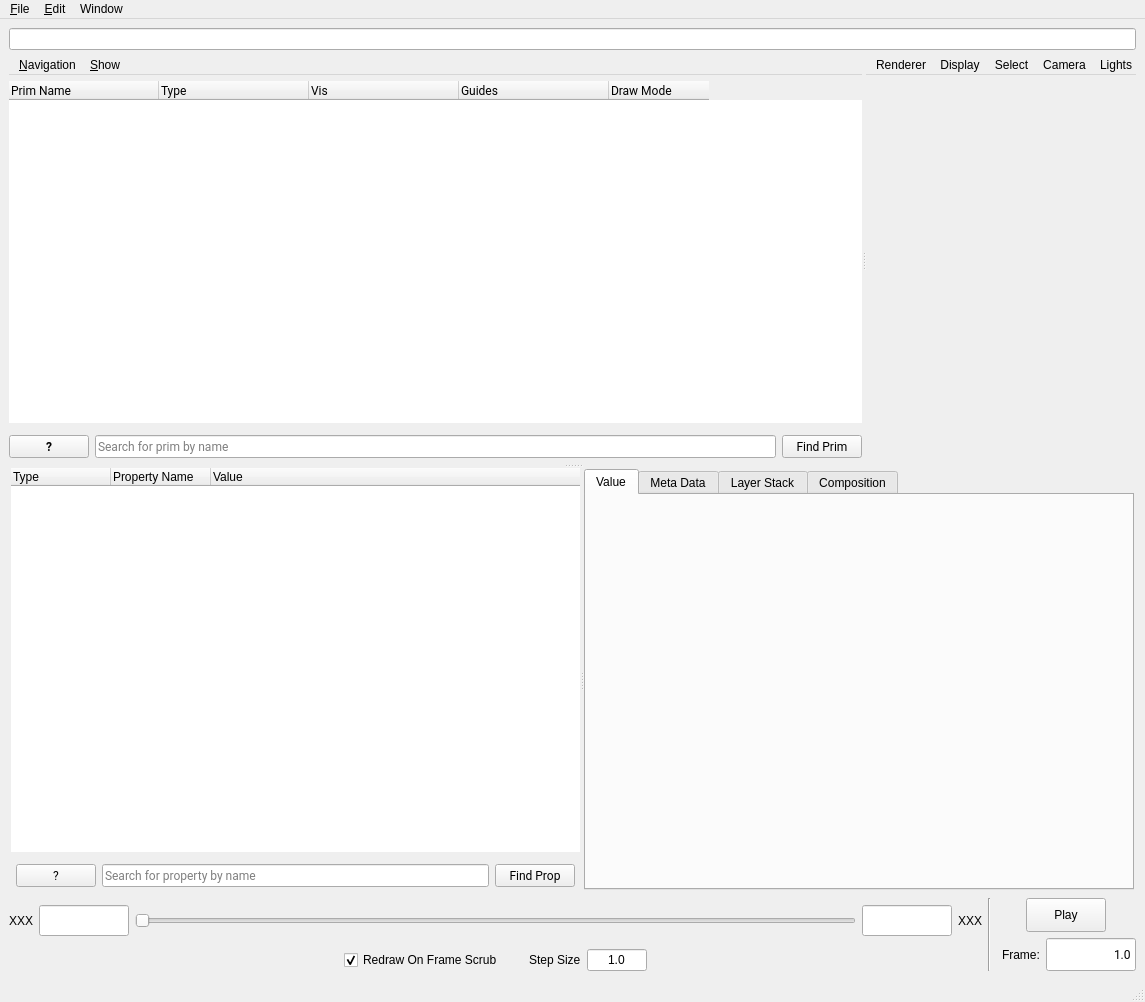
Old version of the form pxr/usdImaging/usdviewq/mainWindowUI.ui in the repository hmatsu-0227/OpenUSD.
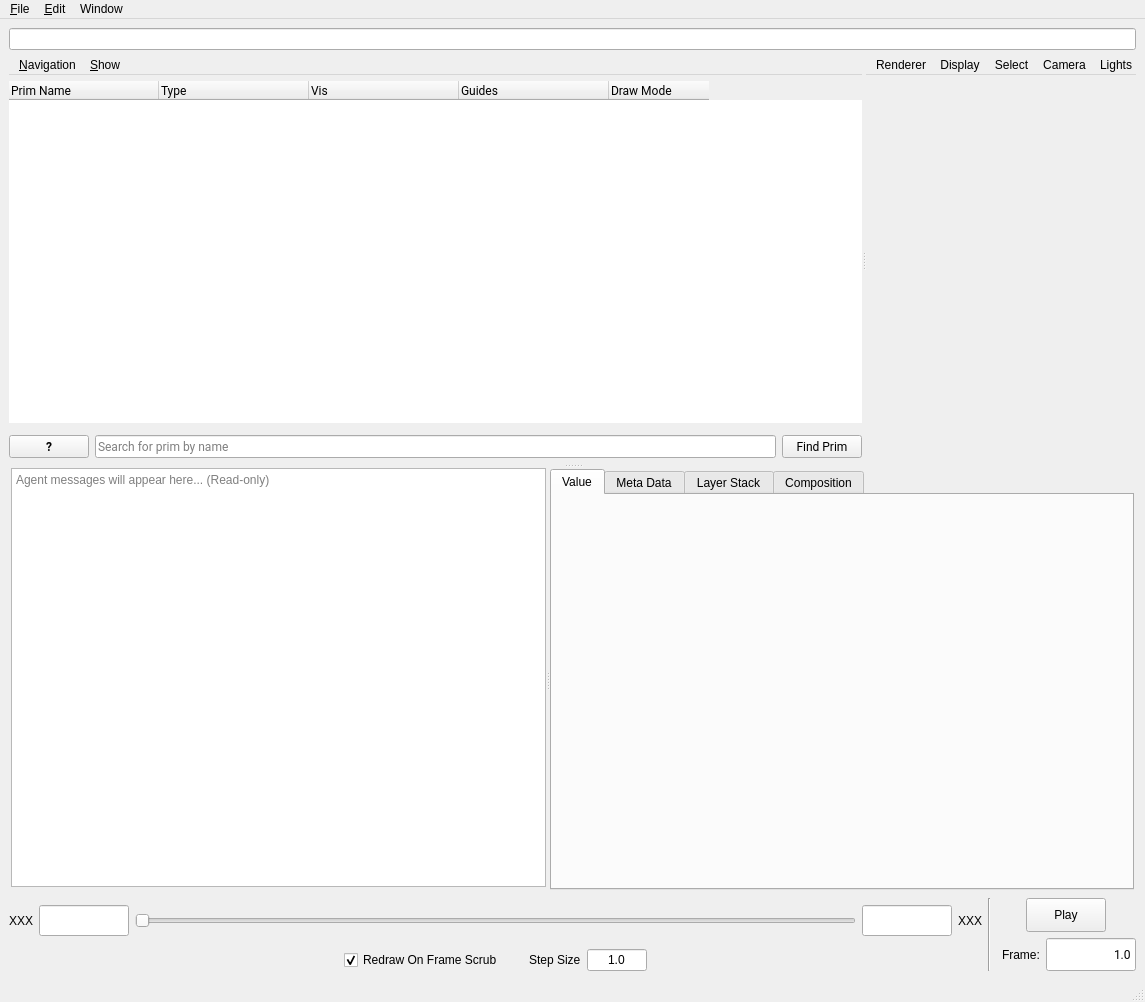
New version of the form. Custom widgets are drawn as their Qt base class.

Commit message: Change components of Agent Message Viewport.

Diff of the .ui file:
```diff
--- a/pxr/usdImaging/usdviewq/mainWindowUI.ui
+++ b/pxr/usdImaging/usdviewq/mainWindowUI.ui
@@ -643,163 +643,15 @@
           <number>5</number>
          </property>
          <item>
-          <widget class="QTreeWidget" name="agentMessage">
-           <property name="toolTip">
-            <string/>
-           </property>
-           <property name="styleSheet">
-            <string notr="true"/>
-           </property>
-           <property name="frameShape">
-            <enum>QFrame::NoFrame</enum>
-           </property>
-           <property name="frameShadow">
-            <enum>QFrame::Plain</enum>
-           </property>
-           <property name="alternatingRowColors">
+          <widget class="QTextEdit" name="agentMessage">
+           <property name="readOnly">
             <bool>true</bool>
            </property>
-           <property name="textElideMode">
-            <enum>Qt::ElideMiddle</enum>
+           <property name="placeholderText">
+            <string>Agent messages will appear here... (Read-only)</string>
            </property>
-           <property name="columnCount">
-            <number>3</number>
-           </property>
-           <column>
-            <property name="text">
-             <string>Type</string>
-            </property>
-           </column>
-           <column>
-            <property name="text">
-             <string>Property Name</string>
-            </property>
-           </column>
-           <column>
-            <property name="text">
-             <string>Value</string>
-            </property>
-           </column>
           </widget>
          </item>
-         <item>
-          <widget class="PropertyLegend" name="propertyLegendContainer" native="true"/>
-         </item>
-         <item>
-          <layout class="QHBoxLayout" name="propertyFindContainer" stretch="1,20,2">
-           <property name="leftMargin">
-            <number>5</number>
-           </property>
-           <property name="rightMargin">
-            <number>5</number>
-           </property>
-           <item>
-            <widget class="QPushButton" name="propertyLegendQButton">
-             <property name="sizePolicy">
-              <sizepolicy hsizetype="Preferred" vsizetype="Preferred">
-               <horstretch>0</horstretch>
-               <verstretch>0</verstretch>
-              </sizepolicy>
-             </property>
-             <property name="maximumSize">
-              <size>
-               <width>3200</width>
-               <height>3200</height>
-              </size>
-             </property>
-             <property name="font">
-              <font>
-               <family>Roboto</family>
-               <pointsize>9</pointsize>
-               <weight>50</weight>
-               <italic>false</italic>
-               <bold>false</bold>
-              </font>
-             </property>
-             <property name="focusPolicy">
-              <enum>Qt::NoFocus</enum>
-             </property>
-             <property name="toolTip">
-              <string>Property legend</string>
-             </property>
-             <property name="text">
-              <string>?</string>
-             </property>
-             <property name="iconSize">
-              <size>
-               <width>12</width>
-               <height>12</height>
-              </size>
-             </property>
-            </widget>
-           </item>
-           <item>
-            <widget class="QLineEdit" name="attrViewLineEdit">
-             <property name="sizePolicy">
-              <sizepolicy hsizetype="Expanding" vsizetype="Preferred">
-               <horstretch>0</horstretch>
-               <verstretch>0</verstretch>
-              </sizepolicy>
-             </property>
-             <property name="maximumSize">
-              <size>
-               <width>16777215</width>
-               <height>3200</height>
-              </size>
-             </property>
-             <property name="font">
-              <font>
-               <family>Roboto</family>
-               <pointsize>9</pointsize>
-               <weight>50</weight>
-               <italic>false</italic>
-               <bold>false</bold>
-              </font>
-             </property>
-             <property name="placeholderText">
-              <string>Search for property by name</string>
-             </property>
-            </widget>
-           </item>
-           <item>
-            <widget class="QPushButton" name="attrViewFindNext">
-             <property name="sizePolicy">
-              <sizepolicy hsizetype="Minimum" vsizetype="Preferred">
-               <horstretch>0</horstretch>
-               <verstretch>0</verstretch>
-              </sizepolicy>
-             </property>
-             <property name="maximumSize">
-              <size>
-               <width>16777215</width>
-               <height>3200</height>
-              </size>
-             </property>
-             <property name="font">
-              <font>
-               <family>Roboto</family>
-               <pointsize>9</pointsize>
-               <weight>50</weight>
-               <italic>false</italic>
-               <bold>false</bold>
-              </font>
-             </property>
-             <property name="focusPolicy">
-              <enum>Qt::NoFocus</enum>
-             </property>
-             <property name="text">
-              <string>Find Prop</string>
-             </property>
-             <property name="iconSize">
-              <size>
-               <width>24</width>
-               <height>24</height>
-              </size>
-             </property>
-            </widget>
-           </item>
-          </layout>
-         </item>
         </layout>
        </widget>
        <widget class="QFrame" name="userPromptFrame">
```
The commit also changes 1 other file.
